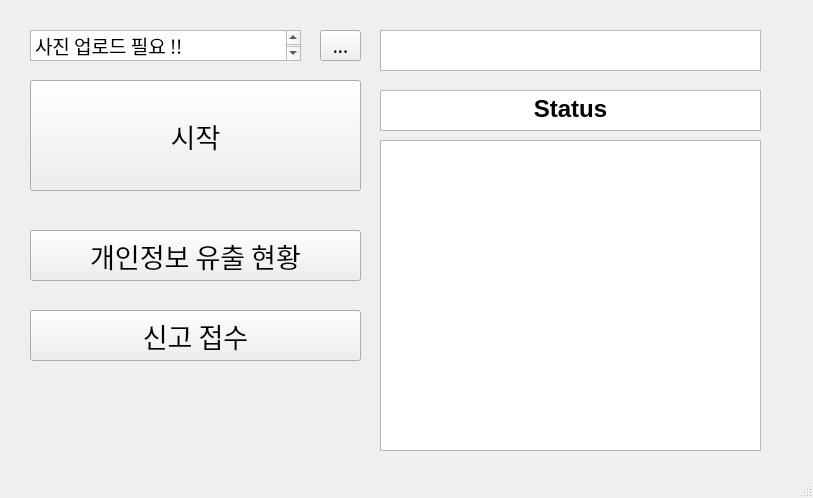
Above: manage.ui from devLupin/AIConvergenceProject before the change. Below: the same form after it.
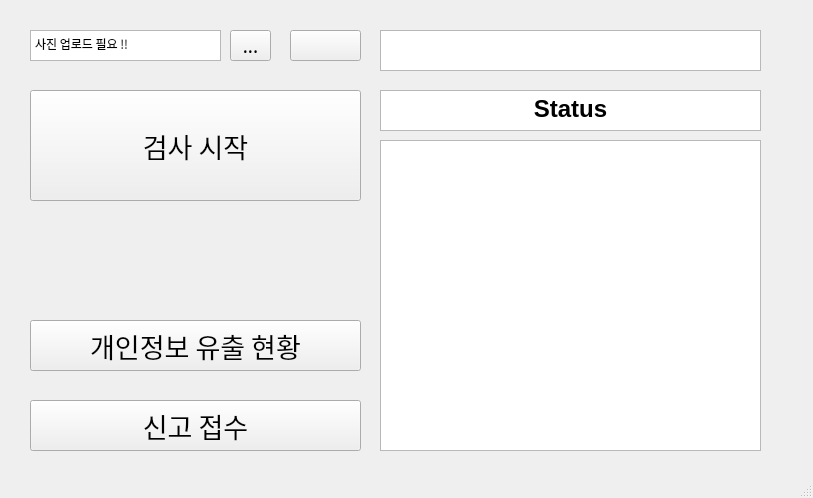
That is the form after the change.

```diff
--- a/manage.ui
+++ b/manage.ui
@@ -18,7 +18,7 @@
     <property name="geometry">
      <rect>
       <x>30</x>
-      <y>80</y>
+      <y>90</y>
       <width>331</width>
       <height>111</height>
      </rect>
@@ -30,13 +30,13 @@
      </font>
     </property>
     <property name="text">
-     <string>시작</string>
+     <string>검사 시작</string>
     </property>
    </widget>
    <widget class="QToolButton" name="file_exp_btn">
     <property name="geometry">
      <rect>
-      <x>320</x>
+      <x>230</x>
       <y>30</y>
       <width>41</width>
       <height>31</height>
@@ -96,33 +96,11 @@
 &lt;p align=&quot;center&quot; style=&quot;-qt-paragraph-type:empty; margin-top:0px; margin-bottom:0px; margin-left:0px; margin-right:0px; -qt-block-indent:0; text-indent:0px;&quot;&gt;&lt;br /&gt;&lt;/p&gt;&lt;/body&gt;&lt;/html&gt;</string>
     </property>
    </widget>
-   <widget class="QTextEdit" name="temp_file_txt">
-    <property name="geometry">
-     <rect>
-      <x>30</x>
-      <y>30</y>
-      <width>271</width>
-      <height>31</height>
-     </rect>
-    </property>
-    <property name="font">
-     <font>
-      <family>휴먼둥근헤드라인</family>
-     </font>
-    </property>
-    <property name="html">
-     <string>&lt;!DOCTYPE HTML PUBLIC &quot;-//W3C//DTD HTML 4.0//EN&quot; &quot;http://www.w3.org/TR/REC-html40/strict.dtd&quot;&gt;
-&lt;html&gt;&lt;head&gt;&lt;meta name=&quot;qrichtext&quot; content=&quot;1&quot; /&gt;&lt;style type=&quot;text/css&quot;&gt;
-p, li { white-space: pre-wrap; }
-&lt;/style&gt;&lt;/head&gt;&lt;body style=&quot; font-family:'휴먼둥근헤드라인'; font-size:9pt; font-weight:400; font-style:normal;&quot;&gt;
-&lt;p style=&quot; margin-top:0px; margin-bottom:0px; margin-left:0px; margin-right:0px; -qt-block-indent:0; text-indent:0px;&quot;&gt;&lt;span style=&quot; font-size:14pt;&quot;&gt;사진 업로드 필요 !!&lt;/span&gt;&lt;/p&gt;&lt;/body&gt;&lt;/html&gt;</string>
-    </property>
-   </widget>
    <widget class="QPushButton" name="leak_btn">
     <property name="geometry">
      <rect>
       <x>30</x>
-      <y>230</y>
+      <y>320</y>
       <width>331</width>
       <height>51</height>
      </rect>
@@ -141,7 +119,7 @@
     <property name="geometry">
      <rect>
       <x>30</x>
-      <y>310</y>
+      <y>400</y>
       <width>331</width>
       <height>51</height>
      </rect>
@@ -156,6 +134,47 @@
      <string>신고 접수</string>
     </property>
    </widget>
+   <widget class="QTextBrowser" name="temp_file_txt">
+    <property name="geometry">
+     <rect>
+      <x>30</x>
+      <y>30</y>
+      <width>191</width>
+      <height>31</height>
+     </rect>
+    </property>
+    <property name="font">
+     <font>
+      <family>휴먼둥근헤드라인</family>
+     </font>
+    </property>
+    <property name="html">
+     <string>&lt;!DOCTYPE HTML PUBLIC &quot;-//W3C//DTD HTML 4.0//EN&quot; &quot;http://www.w3.org/TR/REC-html40/strict.dtd&quot;&gt;
+&lt;html&gt;&lt;head&gt;&lt;meta name=&quot;qrichtext&quot; content=&quot;1&quot; /&gt;&lt;style type=&quot;text/css&quot;&gt;
+p, li { white-space: pre-wrap; }
+&lt;/style&gt;&lt;/head&gt;&lt;body style=&quot; font-family:'휴먼둥근헤드라인'; font-size:9pt; font-weight:400; font-style:normal;&quot;&gt;
+&lt;p style=&quot; margin-top:0px; margin-bottom:0px; margin-left:0px; margin-right:0px; -qt-block-indent:0; text-indent:0px;&quot;&gt;사진 업로드 필요 !!&lt;/p&gt;&lt;/body&gt;&lt;/html&gt;</string>
+    </property>
+   </widget>
+   <widget class="QToolButton" name="capture_btn">
+    <property name="geometry">
+     <rect>
+      <x>290</x>
+      <y>30</y>
+      <width>71</width>
+      <height>31</height>
+     </rect>
+    </property>
+    <property name="font">
+     <font>
+      <family>휴먼둥근헤드라인</family>
+      <pointsize>14</pointsize>
+     </font>
+    </property>
+    <property name="text">
+     <string/>
+    </property>
+   </widget>
   </widget>
   <widget class="QMenuBar" name="menubar">
    <property name="geometry">
```
